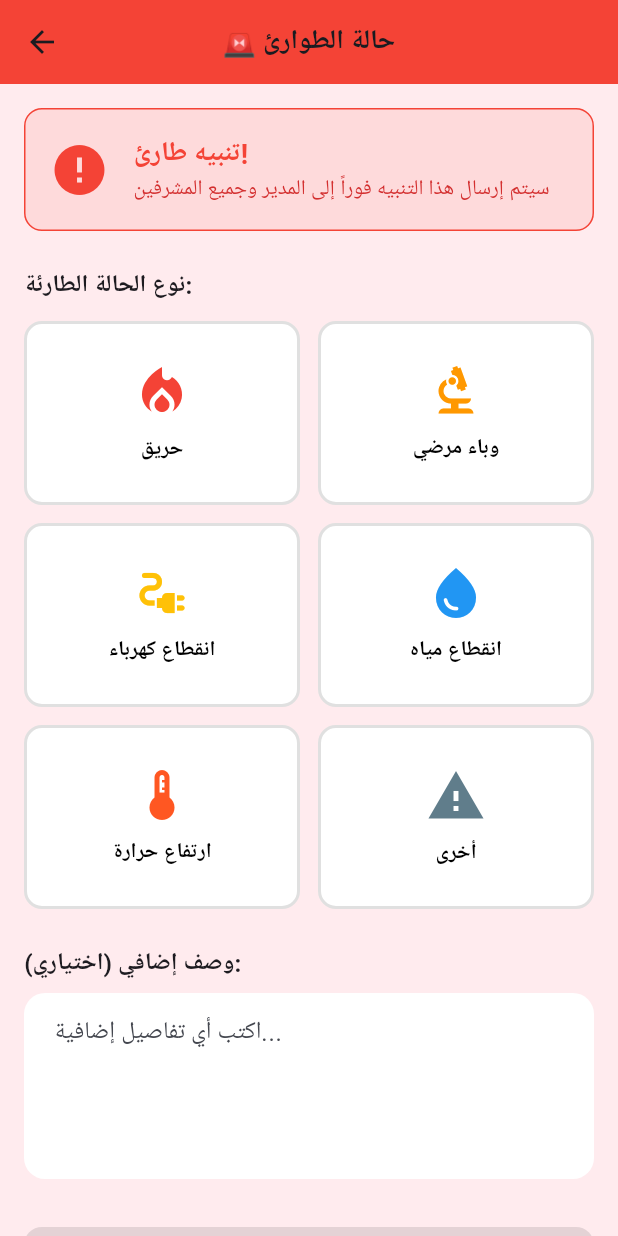
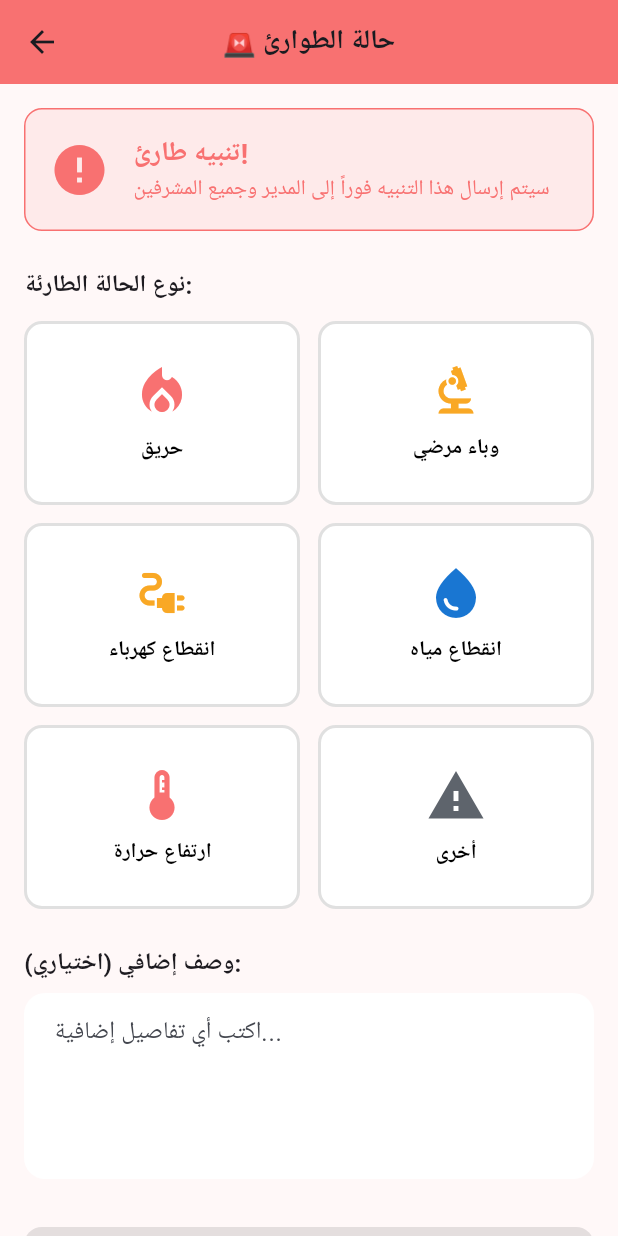
Before and after one commit to wizardloven-source/madjana, a Flutter app: the EmergencyScreen screen opened directly, on a phone screen of 412 x 824 dp. Run offline on Flutter 3.47's test engine with Material 3 defaults, Android fonts, the phone set to English and light mode, and no system bars; our stand-ins replace audioplayers, connectivity_plus, csv, fl_chart, flutter_dotenv, flutter_riverpod and 6 more; missing offline and left inert: record; accounts and stored records are empty; Roboto replaces fonts that are missing (Cairo).

Commit message:
التحديث

```diff
--- a/apps/mobile/lib/features/auth/presentation/login_screen.dart
+++ b/apps/mobile/lib/features/auth/presentation/login_screen.dart
@@ -2,6 +2,7 @@ import 'package:flutter/material.dart';
 import 'package:flutter/services.dart';
 import 'package:flutter_riverpod/flutter_riverpod.dart';
 import 'package:core/core.dart';
+import '../../../core/design_tokens.dart';
 import 'package:shared_preferences/shared_preferences.dart';
 import '../../../shared/widgets/custom_numpad.dart';
 import '../providers/auth_provider.dart';
--- a/apps/mobile/lib/features/emergency/emergency_screen.dart
+++ b/apps/mobile/lib/features/emergency/emergency_screen.dart
@@ -1,6 +1,7 @@
 import 'package:flutter/material.dart';
 import 'package:flutter_riverpod/flutter_riverpod.dart';
 import '../../core/providers.dart';
+import '../../../core/design_tokens.dart';
 
 /// شاشة طوارئ للعامل
 /// تتيح إرسال تنبيه فوري للمدير عند وجود مشكلة حرجة
@@ -17,21 +18,21 @@ class _EmergencyScreenState extends ConsumerState<EmergencyScreen> {
   bool _isSending = false;
 
   final List<Map<String, dynamic>> _emergencyTypes = [
-    {'icon': Icons.local_fire_department, 'label': 'حريق', 'color': Colors.red, 'fg': Colors.white},
-    {'icon': Icons.biotech, 'label': 'وباء مرضي', 'color': Colors.orange, 'fg': Colors.white},
-    {'icon': Icons.electrical_services, 'label': 'انقطاع كهرباء', 'color': Colors.amber, 'fg': Colors.black87},
-    {'icon': Icons.water_drop, 'label': 'انقطاع مياه', 'color': Colors.blue, 'fg': Colors.white},
-    {'icon': Icons.thermostat, 'label': 'ارتفاع حرارة', 'color': Colors.deepOrange, 'fg': Colors.white},
-    {'icon': Icons.warning, 'label': 'أخرى', 'color': Colors.blueGrey, 'fg': Colors.white},
+    {'icon': Icons.local_fire_department, 'label': 'حريق', 'color': AppColors.danger, 'fg': Colors.white},
+    {'icon': Icons.biotech, 'label': 'وباء مرضي', 'color': AppColors.warning, 'fg': Colors.white},
+    {'icon': Icons.electrical_services, 'label': 'انقطاع كهرباء', 'color': AppColors.warning, 'fg': Colors.black87},
+    {'icon': Icons.water_drop, 'label': 'انقطاع مياه', 'color': AppColors.info, 'fg': Colors.white},
+    {'icon': Icons.thermostat, 'label': 'ارتفاع حرارة', 'color': AppColors.danger, 'fg': Colors.white},
+    {'icon': Icons.warning, 'label': 'أخرى', 'color': AppColors.textTertiary, 'fg': Colors.white},
   ];
 
   @override
   Widget build(BuildContext context) {
     return Scaffold(
-      backgroundColor: Colors.red[50],
+      backgroundColor: AppColors.danger.withOpacity(0.05),
       appBar: AppBar(
         title: const Text('🚨 حالة الطوارئ'),
-        backgroundColor: Colors.red,
+        backgroundColor: AppColors.danger,
         elevation: 0,
       ),
       body: SingleChildScrollView(
@@ -43,13 +44,13 @@ class _EmergencyScreenState extends ConsumerState<EmergencyScreen> {
             Container(
               padding: const EdgeInsets.all(16),
               decoration: BoxDecoration(
-                color: Colors.red.withOpacity(0.1),
+                color: AppColors.danger.withOpacity(0.1),
                 borderRadius: BorderRadius.circular(12),
-                border: Border.all(color: Colors.red),
+                border: Border.all(color: AppColors.danger),
               ),
               child: Row(
                 children: [
-                  Icon(Icons.error, color: Colors.red, size: 40),
+                  Icon(Icons.error, color: AppColors.danger, size: 40),
                   const SizedBox(width: 16),
                   Expanded(
                     child: Column(
@@ -57,11 +58,11 @@ class _EmergencyScreenState extends ConsumerState<EmergencyScreen> {
                       children: [
                         const Text(
                           'تنبيه طارئ!',
-                          style: TextStyle(fontSize: 18, fontWeight: FontWeight.bold, color: Colors.red),
+                          style: TextStyle(fontSize: 18, fontWeight: FontWeight.bold, color: AppColors.danger),
                         ),
                         Text(
                           'سيتم إرسال هذا التنبيه فوراً إلى المدير وجميع المشرفين',
-                          style: TextStyle(color: Colors.red[700]),
+                          style: TextStyle(color: AppColors.danger),
                         ),
                       ],
                     ),
@@ -149,7 +150,7 @@ class _EmergencyScreenState extends ConsumerState<EmergencyScreen> {
             ElevatedButton(
               onPressed: _selectedEmergencyType == null || _isSending ? null : _sendEmergency,
               style: ElevatedButton.styleFrom(
-                backgroundColor: Colors.red,
+                backgroundColor: AppColors.danger,
                 foregroundColor: Colors.white,
                 minimumSize: const Size(double.infinity, 56),
                 shape: RoundedRectangleBorder(borderRadius: BorderRadius.circular(12)),
@@ -206,7 +207,7 @@ class _EmergencyScreenState extends ConsumerState<EmergencyScreen> {
       showDialog(
         context: context,
         builder: (context) => AlertDialog(
-          icon: Icon(Icons.check_circle, color: Colors.green, size: 60),
+          icon: Icon(Icons.check_circle, color: AppColors.success, size: 60),
           title: const Text('تم الإرسال!'),
           content: Text(
               'تم إرسال تنبيه الطوارئ بنجاح إلى المدير بخصوص: $_selectedEmergencyType'),
@@ -227,7 +228,7 @@ class _EmergencyScreenState extends ConsumerState<EmergencyScreen> {
       showDialog(
         context: context,
         builder: (context) => AlertDialog(
-          icon: Icon(Icons.error, color: Colors.red, size: 60),
+          icon: Icon(Icons.error, color: AppColors.danger, size: 60),
           title: const Text('فشل الإرسال'),
           content: Text('تعذّر إرسال التنبيه: $e\n'
               'تأكد من اتصالك بالإنترنت ثم حاول مجدداً.'),
--- a/apps/mobile/lib/features/medications/presentation/medications_screen.dart
+++ b/apps/mobile/lib/features/medications/presentation/medications_screen.dart
@@ -1,6 +1,7 @@
 import 'package:flutter/material.dart';
 import 'package:flutter_riverpod/flutter_riverpod.dart';
 import 'package:core/core.dart';
+import '../../../core/design_tokens.dart';
 import '../../../shared/widgets/date_picker_field.dart';
 import '../../../shared/widgets/modern_ui.dart';
 import '../../auth/providers/auth_provider.dart';
@@ -264,7 +265,7 @@ class _MedicationsScreenState extends ConsumerState<MedicationsScreen> {
             PrimaryActionButton(
               label: 'حفظ',
               onPressed: _save,
-              color: Colors.purple,
+              color: AppColors.info,
             ),
           ],
         ),
--- a/apps/mobile/lib/features/mortality/presentation/mortality_screen.dart
+++ b/apps/mobile/lib/features/mortality/presentation/mortality_screen.dart
@@ -158,7 +158,7 @@ class _MortalityScreenState extends ConsumerState<MortalityScreen> {
     showDialog(
       context: context,
       builder: (ctx) => AlertDialog(
-        icon: const Icon(Icons.warning_amber_rounded, color: Colors.orange),
+          icon: Icon(Icons.warning_amber_rounded, color: AppStatusColors.warning(context)),
         title: const Text('تنبيه مهم'),
         content: Text(
           'نسبة النفوق اليوم ${percentage.toStringAsFixed(2)}% أعلى من '
@@ -328,7 +328,7 @@ class _MortalityScreenState extends ConsumerState<MortalityScreen> {
                 height: 200,
                 decoration: BoxDecoration(
                   borderRadius: BorderRadius.circular(8),
-                  border: Border.all(color: Colors.grey),
+                  border: Border.all(color: AppColors.hairline),
                 ),
                 child: ClipRRect(
                   borderRadius: BorderRadius.circular(8),
--- a/apps/mobile/lib/features/notifications/providers/notifications_provider.dart
+++ b/apps/mobile/lib/features/notifications/providers/notifications_provider.dart
@@ -1,6 +1,7 @@
 import 'package:flutter/material.dart';
 import 'package:flutter_riverpod/flutter_riverpod.dart';
 import 'package:core/core.dart';
+import '../../../core/design_tokens.dart';
 import 'package:data/data.dart';
 import '../../../core/providers.dart';
 
@@ -69,7 +70,7 @@ Color noticeColor(BuildContext context, String level) {
     case 'danger':
       return Theme.of(context).colorScheme.error;
     case 'warning':
-      return Colors.orange.shade700;
+      return AppColors.warning;
     default:
       return Theme.of(context).colorScheme.primary;
   }
```
Also changed, not shown: apps/mobile/lib/core/design_tokens.dart (+0 -11 lines), apps/mobile/lib/features/dispatch/presentation/dispatch_screen.dart (+4 -3 lines), apps/mobile/lib/features/egg_production/presentation/egg_production_screen.dart (+12 -10 lines), apps/mobile/lib/features/feed_consumption/presentation/feed_consumption_screen.dart (+7 -6 lines), apps/mobile/lib/features/feed_received/presentation/feed_received_screen.dart (+5 -4 lines), apps/mobile/lib/features/flock/presentation/flock_management_screen.dart (+4 -3 lines), apps/mobile/lib/features/reports/presentation/reports_screen.dart (+8 -7 lines), apps/mobile/lib/features/settings/presentation/settings_screen.dart (+7 -6 lines), apps/mobile/lib/features/sync_center/sync_center_screen.dart (+11 -10 lines).
